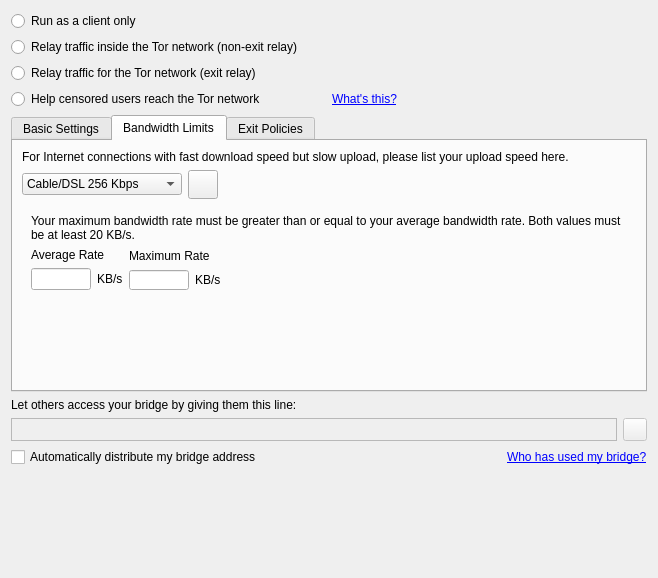
Qt form src/vidalia/config/ServerPage.ui (a-ilin/vidalia) before a commit.
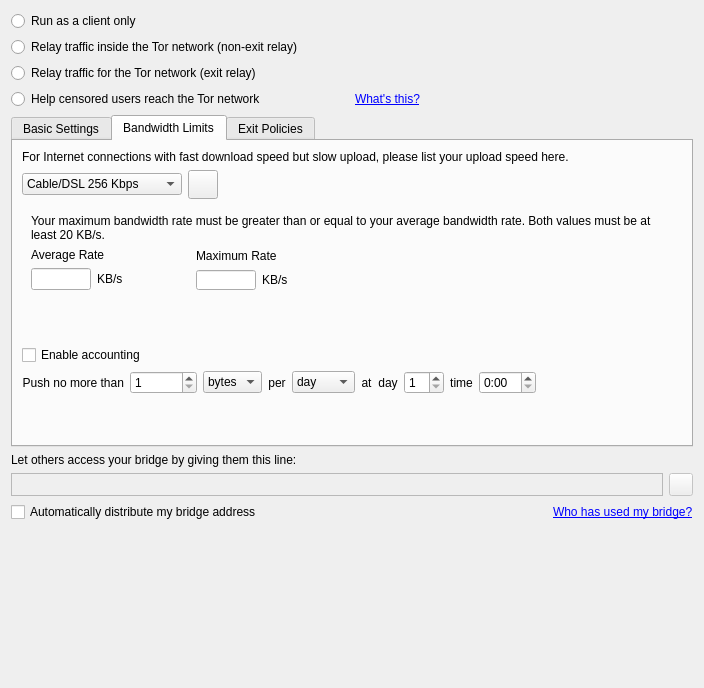
The same form after that commit. Icons and pictures are not drawn.

Commit message: Add accounting options to ServerPage and ServerSettings

The edit to the form file:
```diff
--- a/src/vidalia/config/ServerPage.ui
+++ b/src/vidalia/config/ServerPage.ui
@@ -6,8 +6,8 @@
    <rect>
     <x>0</x>
     <y>0</y>
-    <width>658</width>
-    <height>578</height>
+    <width>704</width>
+    <height>688</height>
    </rect>
   </property>
   <property name="contextMenuPolicy">
@@ -547,61 +547,8 @@
               </widget>
              </item>
              <item row="1" column="0">
-              <layout class="QHBoxLayout">
-               <item>
-                <layout class="QVBoxLayout">
-                 <item>
-                  <widget class="QLabel" name="label_2">
-                   <property name="sizePolicy">
-                    <sizepolicy hsizetype="Minimum" vsizetype="Preferred">
-                     <horstretch>0</horstretch>
-                     <verstretch>0</verstretch>
-                    </sizepolicy>
-                   </property>
-                   <property name="text">
-                    <string>Average Rate</string>
-                   </property>
-                  </widget>
-                 </item>
-                 <item>
-                  <layout class="QHBoxLayout">
-                   <item>
-                    <widget class="QLineEdit" name="lineAvgRateLimit">
-                     <property name="sizePolicy">
-                      <sizepolicy hsizetype="Minimum" vsizetype="Fixed">
-                       <horstretch>0</horstretch>
-                       <verstretch>0</verstretch>
-                      </sizepolicy>
-                     </property>
-                     <property name="maximumSize">
-                      <size>
-                       <width>60</width>
-                       <height>22</height>
-                      </size>
-                     </property>
-                     <property name="toolTip">
-                      <string>Long-term average bandwidth limit</string>
-                     </property>
-                     <property name="maxLength">
-                      <number>12</number>
-                     </property>
-                     <property name="alignment">
-                      <set>Qt::AlignRight</set>
-                     </property>
-                    </widget>
-                   </item>
-                   <item>
-                    <widget class="QLabel" name="label_6">
-                     <property name="text">
-                      <string>KB/s</string>
-                     </property>
-                    </widget>
-                   </item>
-                  </layout>
-                 </item>
-                </layout>
-               </item>
-               <item>
+              <layout class="QGridLayout" name="gridLayout_2">
+               <item row="0" column="2" colspan="6">
                 <layout class="QVBoxLayout">
                  <item>
                   <widget class="QLabel" name="label_5">
@@ -676,11 +623,267 @@
                  </item>
                 </layout>
                </item>
+               <item row="0" column="0" colspan="2">
+                <layout class="QVBoxLayout">
+                 <item>
+                  <widget class="QLabel" name="label_2">
+                   <property name="sizePolicy">
+                    <sizepolicy hsizetype="Minimum" vsizetype="Preferred">
+                     <horstretch>0</horstretch>
+                     <verstretch>0</verstretch>
+                    </sizepolicy>
+                   </property>
+                   <property name="text">
+                    <string>Average Rate</string>
+                   </property>
+                  </widget>
+                 </item>
+                 <item>
+                  <layout class="QHBoxLayout">
+                   <item>
+                    <widget class="QLineEdit" name="lineAvgRateLimit">
+                     <property name="sizePolicy">
+                      <sizepolicy hsizetype="Minimum" vsizetype="Fixed">
+                       <horstretch>0</horstretch>
+                       <verstretch>0</verstretch>
+                      </sizepolicy>
+                     </property>
+                     <property name="maximumSize">
+                      <size>
+                       <width>60</width>
+                       <height>22</height>
+                      </size>
+                     </property>
+                     <property name="toolTip">
+                      <string>Long-term average bandwidth limit</string>
+                     </property>
+                     <property name="maxLength">
+                      <number>12</number>
+                     </property>
+                     <property name="alignment">
+                      <set>Qt::AlignRight</set>
+                     </property>
+                    </widget>
+                   </item>
+                   <item>
+                    <widget class="QLabel" name="label_6">
+                     <property name="text">
+                      <string>KB/s</string>
+                     </property>
+                    </widget>
+                   </item>
+                  </layout>
+                 </item>
+                </layout>
+               </item>
               </layout>
              </item>
             </layout>
            </widget>
           </item>
+          <item>
+           <layout class="QGridLayout" name="gridLayout_3">
+            <item row="1" column="4">
+             <widget class="QComboBox" name="cmbTime">
+              <property name="sizePolicy">
+               <sizepolicy hsizetype="Minimum" vsizetype="Fixed">
+                <horstretch>0</horstretch>
+                <verstretch>0</verstretch>
+               </sizepolicy>
+              </property>
+              <property name="maximumSize">
+               <size>
+                <width>80</width>
+                <height>16777215</height>
+               </size>
+              </property>
+              <item>
+               <property name="text">
+                <string>day</string>
+               </property>
+              </item>
+              <item>
+               <property name="text">
+                <string>week</string>
+               </property>
+              </item>
+              <item>
+               <property name="text">
+                <string>month</string>
+               </property>
+              </item>
+             </widget>
+            </item>
+            <item row="0" column="0" colspan="2">
+             <widget class="QCheckBox" name="chkAccounting">
+              <property name="text">
+               <string>Enable accounting</string>
+              </property>
+             </widget>
+            </item>
+            <item row="1" column="9">
+             <widget class="QTimeEdit" name="spnTime">
+              <property name="maximumSize">
+               <size>
+                <width>60</width>
+                <height>16777215</height>
+               </size>
+              </property>
+              <property name="displayFormat">
+               <string>h:mm</string>
+              </property>
+             </widget>
+            </item>
+            <item row="1" column="5">
+             <widget class="QLabel" name="lblAt">
+              <property name="maximumSize">
+               <size>
+                <width>20</width>
+                <height>16777215</height>
+               </size>
+              </property>
+              <property name="text">
+               <string>at</string>
+              </property>
+              <property name="alignment">
+               <set>Qt::AlignCenter</set>
+              </property>
+             </widget>
+            </item>
+            <item row="1" column="3">
+             <widget class="QLabel" name="lblPer">
+              <property name="sizePolicy">
+               <sizepolicy hsizetype="Minimum" vsizetype="Preferred">
+                <horstretch>0</horstretch>
+                <verstretch>0</verstretch>
+               </sizepolicy>
+              </property>
+              <property name="maximumSize">
+               <size>
+                <width>40</width>
+                <height>16777215</height>
+               </size>
+              </property>
+              <property name="text">
+               <string>per</string>
+              </property>
+              <property name="alignment">
+               <set>Qt::AlignCenter</set>
+              </property>
+             </widget>
+            </item>
+            <item row="1" column="7">
+             <widget class="QSpinBox" name="spnDay">
+              <property name="maximumSize">
+               <size>
+                <width>40</width>
+                <height>16777215</height>
+               </size>
+              </property>
+              <property name="minimum">
+               <number>1</number>
+              </property>
+              <property name="maximum">
+               <number>31</number>
+              </property>
+             </widget>
+            </item>
+            <item row="1" column="2">
+             <widget class="QComboBox" name="cmbUnit">
+              <property name="maximumSize">
+               <size>
+                <width>80</width>
+                <height>16777215</height>
+               </size>
+              </property>
+              <item>
+               <property name="text">
+                <string>bytes</string>
+               </property>
+              </item>
+              <item>
+               <property name="text">
+                <string>KB</string>
+               </property>
+              </item>
+              <item>
+               <property name="text">
+                <string>MB</string>
+               </property>
+              </item>
+              <item>
+               <property name="text">
+                <string>GB</string>
+               </property>
+              </item>
+              <item>
+               <property name="text">
+                <string>TB</string>
+               </property>
+              </item>
+             </widget>
+            </item>
+            <item row="1" column="0">
+             <widget class="QLabel" name="lblPush">
+              <property name="text">
+               <string>Push no more than</string>
+              </property>
+              <property name="alignment">
+               <set>Qt::AlignRight|Qt::AlignTrailing|Qt::AlignVCenter</set>
+              </property>
+             </widget>
+            </item>
+            <item row="1" column="8">
+             <widget class="QLabel" name="lblTime">
+              <property name="text">
+               <string>time</string>
+              </property>
+              <property name="alignment">
+               <set>Qt::AlignCenter</set>
+              </property>
+             </widget>
+            </item>
+            <item row="1" column="6">
+             <widget class="QLabel" name="lblDay">
+              <property name="maximumSize">
+               <size>
+                <width>50</width>
+                <height>16777215</height>
+               </size>
+              </property>
+              <property name="text">
+               <string>day</string>
+              </property>
+              <property name="alignment">
+               <set>Qt::AlignCenter</set>
+              </property>
+             </widget>
+            </item>
+            <item row="1" column="10">
+             <spacer name="horizontalSpacer_2">
+              <property name="orientation">
+               <enum>Qt::Horizontal</enum>
+              </property>
+              <property name="sizeHint" stdset="0">
+               <size>
+                <width>40</width>
+                <height>20</height>
+               </size>
+              </property>
+             </spacer>
+            </item>
+            <item row="1" column="1">
+             <widget class="QSpinBox" name="spnAmount">
+              <property name="minimum">
+               <number>1</number>
+              </property>
+              <property name="maximum">
+               <number>999999</number>
+              </property>
+             </widget>
+            </item>
+           </layout>
+          </item>
           <item>
            <spacer>
             <property name="orientation">
```
The commit also changes 5 other files.
